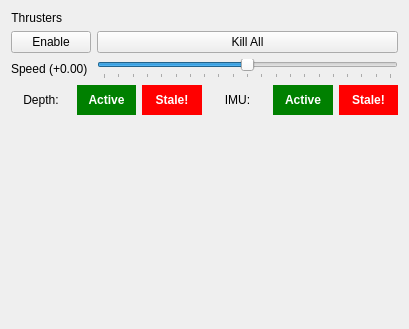
This is src/rqt/rqt_syscheck/resource/SysCheck.ui in PalouseRobosub/robosub as Qt 5 draws it before an edit. The edited form follows.
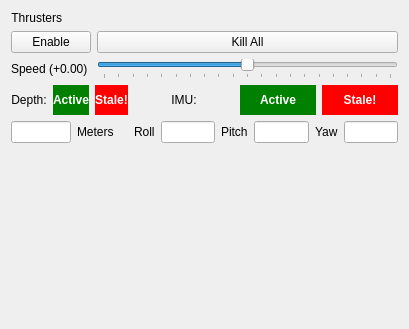
This is the edited form.

Commit message: Updated rqt_syscheck to show the latest depth and RPY values

```diff
--- a/src/rqt/rqt_syscheck/resource/SysCheck.ui
+++ b/src/rqt/rqt_syscheck/resource/SysCheck.ui
@@ -61,8 +61,8 @@
      <property name="bottomMargin">
       <number>0</number>
      </property>
-     <item row="0" column="1">
-      <layout class="QHBoxLayout" name="horizontalLayout_2">
+     <item row="0" column="2">
+      <layout class="QHBoxLayout" name="horizontalLayout_2" stretch="1,0,0">
        <item>
         <widget class="QLabel" name="imuLabel">
          <property name="minimumSize">
@@ -73,7 +73,7 @@
          </property>
          <property name="maximumSize">
           <size>
-           <width>16777215</width>
+           <width>100</width>
            <height>30</height>
           </size>
          </property>
@@ -130,7 +130,7 @@
       </layout>
      </item>
      <item row="0" column="0">
-      <layout class="QHBoxLayout" name="horizontalLayout">
+      <layout class="QHBoxLayout" name="horizontalLayout" stretch="1,0,0">
        <item>
         <widget class="QLabel" name="depthLabel">
          <property name="minimumSize">
@@ -141,7 +141,7 @@
          </property>
          <property name="maximumSize">
           <size>
-           <width>16777215</width>
+           <width>100</width>
            <height>30</height>
           </size>
          </property>
@@ -199,6 +199,61 @@
        </item>
       </layout>
      </item>
+     <item row="2" column="0">
+      <layout class="QHBoxLayout" name="horizontalLayout_4">
+       <item>
+        <widget class="QLineEdit" name="currentDepth">
+         <property name="maximumSize">
+          <size>
+           <width>60</width>
+           <height>16777215</height>
+          </size>
+         </property>
+        </widget>
+       </item>
+       <item>
+        <widget class="QLabel" name="meterLabel">
+         <property name="text">
+          <string>Meters</string>
+         </property>
+        </widget>
+       </item>
+      </layout>
+     </item>
+     <item row="2" column="2">
+      <layout class="QHBoxLayout" name="horizontalLayout_7">
+       <item>
+        <widget class="QLabel" name="rollLabel">
+         <property name="text">
+          <string>Roll</string>
+         </property>
+        </widget>
+       </item>
+       <item>
+        <widget class="QLineEdit" name="currentRoll"/>
+       </item>
+       <item>
+        <widget class="QLabel" name="pitchLabel">
+         <property name="text">
+          <string>Pitch</string>
+         </property>
+        </widget>
+       </item>
+       <item>
+        <widget class="QLineEdit" name="currentPitch"/>
+       </item>
+       <item>
+        <widget class="QLabel" name="yawLabel">
+         <property name="text">
+          <string>Yaw</string>
+         </property>
+        </widget>
+       </item>
+       <item>
+        <widget class="QLineEdit" name="currentYaw"/>
+       </item>
+      </layout>
+     </item>
     </layout>
    </item>
    <item row="1" column="0">
```
The commit also changes 1 other file.
